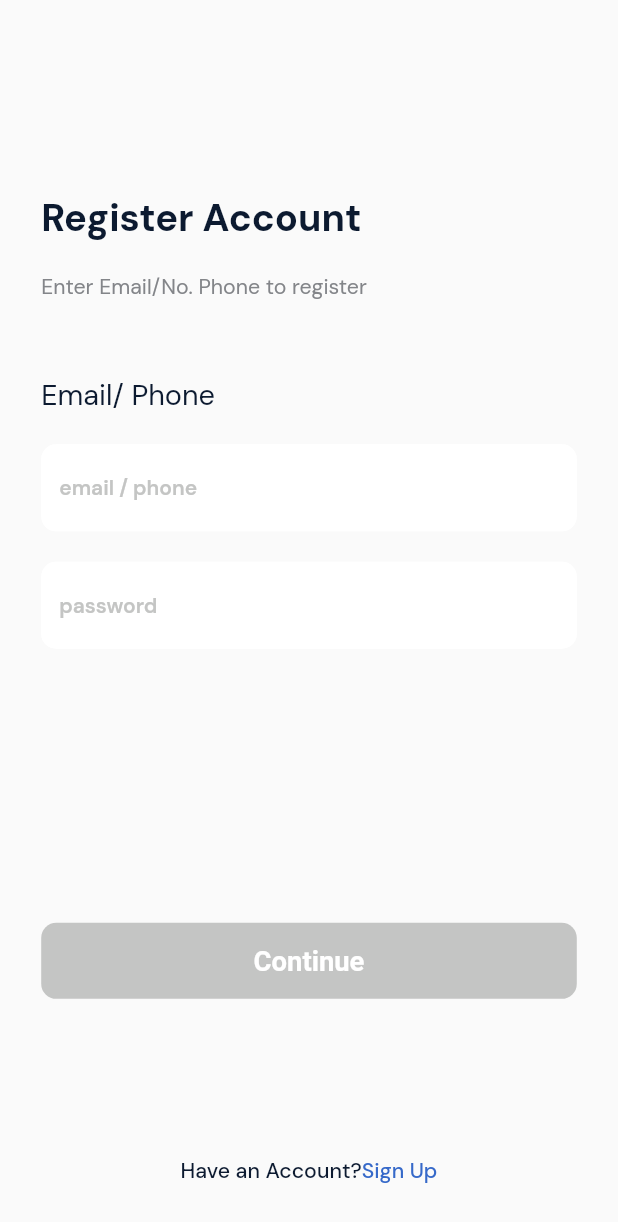
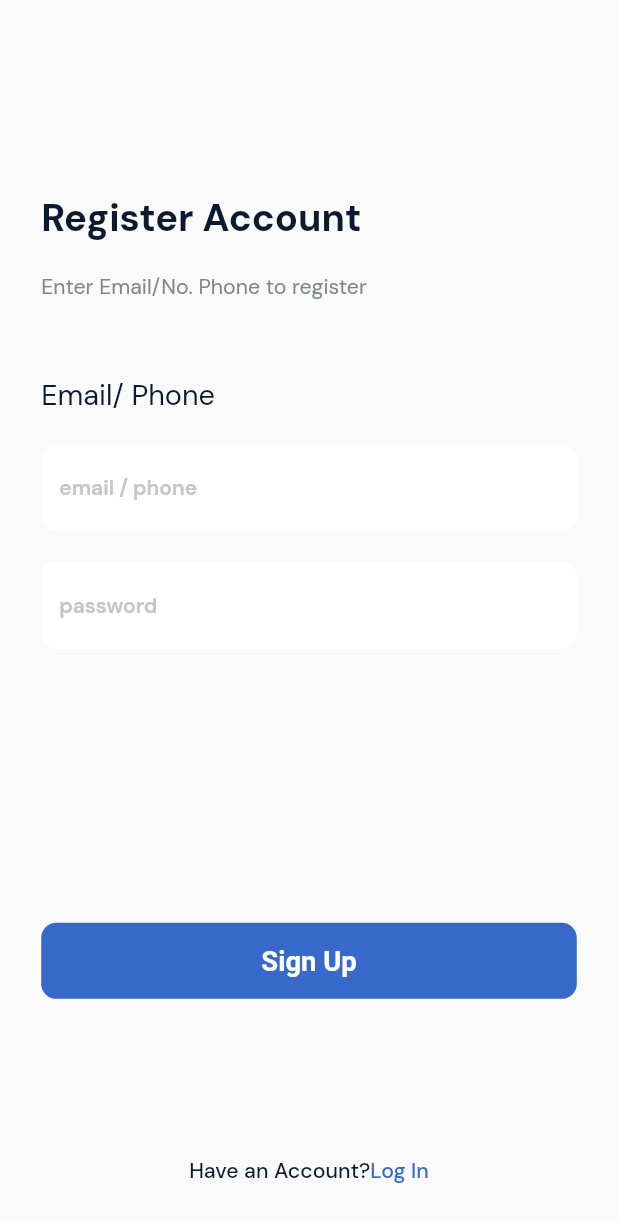
Before and after one commit to ravshan1119/techno_city, a Flutter app: the screen it shows after launch, after a tap on "Sign Up", on a phone screen of 412 x 824 dp. Shown: the top 1222 px of the screen. Run offline on Flutter 3.47's test engine with Material 2 defaults, Android fonts, the phone set to English and light mode, and no system bars; drawn by our look-alikes of zoom_tap_animation; our stand-ins replace curved_navigation_bar, firebase_auth, firebase_core, flutter_screenutil, flutter_svg; accounts and stored records are empty; Roboto replaces fonts that are missing (LeagueSpartan).

Commit message:
some changes.

```diff
--- a/lib/ui/auth/signup.screen.dart
+++ b/lib/ui/auth/signup.screen.dart
@@ -81,7 +81,7 @@ class SignUpScreen extends StatelessWidget {
                   SizedBox(
                     height: 180.h,
                   ),
-                  GlobalButton(title: "Continue", onTap: () {
+                  GlobalButton(title: "Sign Up", onTap: () {
                     context.read<AuthProvider>().SignUpUser(context);
                   }),
                   SizedBox(
@@ -108,7 +108,7 @@ class SignUpScreen extends StatelessWidget {
                                   builder: (context) => const LoginScreen()));
                         },
                         child: Text(
-                          "Sign Up",
+                          "Log In",
                           style: TextStyle(
                             fontFamily: "DMSans",
                             fontWeight: FontWeight.w500,
--- a/lib/ui/auth/widgets/global_button.dart
+++ b/lib/ui/auth/widgets/global_button.dart
@@ -17,7 +17,7 @@ class GlobalButton extends StatelessWidget {
         height: 50.h,
         decoration: BoxDecoration(
           borderRadius: BorderRadius.circular(10.sp),
-          color: AppColors.c_C4C5C4,
+          color: AppColors.c_3669C9,
         ),
         child: Center(
           child: Text(
```
Also changed, not shown: lib/ui/tab/tab_box.dart (+14 -17 lines).
